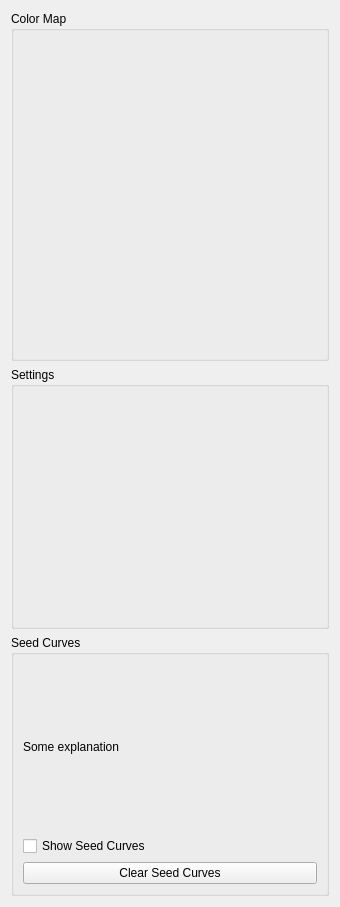
Qt form smoke/view/streamsurfacestab.ui (bvanloon/Scientific-Visualization) before a commit.
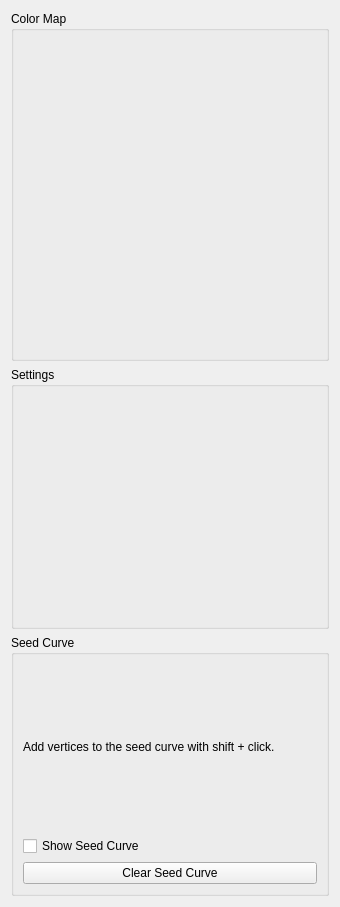
The same form after that commit. Custom widgets are drawn as their Qt base class.

Patch:
```diff
--- a/smoke/view/streamsurfacestab.ui
+++ b/smoke/view/streamsurfacestab.ui
@@ -49,27 +49,27 @@
    <item>
     <widget class="QGroupBox" name="seedCurvesGroupBox">
      <property name="title">
-      <string>Seed Curves</string>
+      <string>Seed Curve</string>
      </property>
      <layout class="QVBoxLayout" name="verticalLayout_3">
       <item>
        <widget class="QLabel" name="seedCurvesExplanation">
         <property name="text">
-         <string>Some explanation</string>
+         <string>Add vertices to the seed curve with shift + click.</string>
         </property>
        </widget>
       </item>
       <item>
        <widget class="QCheckBox" name="showSeedCurvesCheckBox">
         <property name="text">
-         <string>Show Seed Curves</string>
+         <string>Show Seed Curve</string>
         </property>
        </widget>
       </item>
       <item>
        <widget class="QPushButton" name="clearSeedCurvesButton">
         <property name="text">
-         <string>Clear Seed Curves</string>
+         <string>Clear Seed Curve</string>
         </property>
        </widget>
       </item>
```
